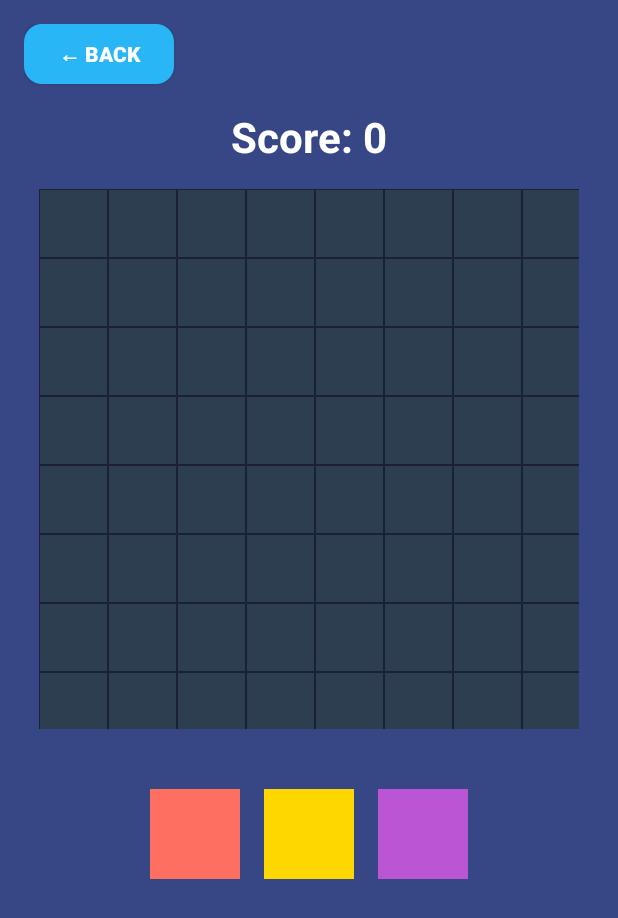
After one commit to yekaiwu/CS205Project, an Android app built with Jetpack Compose: the GameActivity screen opened directly, with no data from a screen before it, on a phone screen of 412 x 824 dp. The commit adds this screen. Shown: the top 918 px of the screen. Run offline under Robolectric (Android 15) with nearby library versions, the phone set to English and light mode, and no system bars.

Commit message:
created homepage and template of gamepage

```diff
--- a/app/build.gradle.kts
+++ b/app/build.gradle.kts
@@ -49,6 +49,7 @@ dependencies {
     implementation(libs.androidx.ui.graphics)
     implementation(libs.androidx.ui.tooling.preview)
     implementation(libs.androidx.material3)
+    implementation(libs.androidx.appcompat)
     testImplementation(libs.junit)
     androidTestImplementation(libs.androidx.junit)
     androidTestImplementation(libs.androidx.espresso.core)
--- a/app/src/main/AndroidManifest.xml
+++ b/app/src/main/AndroidManifest.xml
@@ -12,6 +12,7 @@
         android:supportsRtl="true"
         android:theme="@style/Theme.Overcooked"
         tools:targetApi="31">
+        <activity android:name=".GameActivity"/>
         <activity
             android:name=".MainActivity"
             android:exported="true"
--- /dev/null
+++ b/app/src/main/java/com/example/overcooked/GameActivity.kt
@@ -0,0 +1,44 @@
+package com.example.overcooked
+
+import android.content.Intent
+import android.graphics.Color
+import android.os.Bundle
+import android.view.View
+import android.widget.Button
+import android.widget.GridLayout
+import androidx.appcompat.app.AppCompatActivity
+
+class GameActivity : AppCompatActivity() {
+    private val gridSize = 8
+
+    override fun onCreate(savedInstanceState: Bundle?) {
+        super.onCreate(savedInstanceState)
+        setContentView(R.layout.activity_game)
+
+        // Back button
+        val btnBack = findViewById<Button>(R.id.btnBack)
+        btnBack.setOnClickListener {
+            finish() // Goes back to MainActivity
+        }
+
+        val grid = findViewById<GridLayout>(R.id.gridBoard)
+        grid.removeAllViews()
+
+        val cellCount = gridSize * gridSize
+
+        grid.post {
+            val cellSize = grid.width / gridSize
+            for (i in 0 until cellCount) {
+                val cell = View(this)
+                val params = GridLayout.LayoutParams().apply {
+                    width = cellSize
+                    height = cellSize
+                    setMargins(1, 1, 1, 1) // Thin margin = grid line
+                }
+                cell.setBackgroundColor(Color.parseColor("#2C3E50")) // dark cell
+                cell.layoutParams = params
+                grid.addView(cell)
+            }
+        }
+    }
+}
--- /dev/null
+++ b/app/src/main/res/drawable/rounded_button.xml
@@ -0,0 +1,6 @@
+<?xml version="1.0" encoding="utf-8"?>
+<shape xmlns:android="http://schemas.android.com/apk/res/android"
+    android:shape="rectangle">
+    <solid android:color="#29B6F6" />
+    <corners android:radius="12dp" />
+</shape>
--- /dev/null
+++ b/app/src/main/res/layout/activity_game.xml
@@ -0,0 +1,75 @@
+<?xml version="1.0" encoding="utf-8"?>
+<LinearLayout xmlns:android="http://schemas.android.com/apk/res/android"
+    android:layout_width="match_parent"
+    android:layout_height="match_parent"
+    android:orientation="vertical"
+    android:gravity="center_horizontal"
+    android:background="#374785"
+    android:padding="16dp">
+
+    <!-- Stylized Back Button -->
+    <Button
+        android:id="@+id/btnBack"
+        android:layout_width="100dp"
+        android:layout_height="40dp"
+        android:text="← Back"
+        android:textStyle="bold"
+        android:textSize="14sp"
+        android:backgroundTint="#29B6F6"
+        android:textColor="#FFFFFF"
+        android:layout_gravity="start"
+        android:layout_marginBottom="16dp"
+        android:background="@drawable/rounded_button" />
+
+    <!-- Score -->
+    <TextView
+        android:id="@+id/tvScore"
+        android:layout_width="wrap_content"
+        android:layout_height="wrap_content"
+        android:text="Score: 0"
+        android:textSize="28sp"
+        android:textStyle="bold"
+        android:textColor="#FFFFFF"
+        android:layout_marginBottom="16dp" />
+
+    <!-- Game Board Grid -->
+    <GridLayout
+        android:id="@+id/gridBoard"
+        android:layout_width="360dp"
+        android:layout_height="360dp"
+        android:columnCount="8"
+        android:rowCount="8"
+        android:background="#1B1F3B"
+        android:layout_gravity="center"
+        android:layout_marginBottom="32dp"
+        android:padding="0dp" />
+
+    <!-- Placeholder Blocks -->
+    <LinearLayout
+        android:id="@+id/blockChoices"
+        android:layout_width="match_parent"
+        android:layout_height="wrap_content"
+        android:gravity="center"
+        android:orientation="horizontal">
+
+        <View
+            android:layout_width="60dp"
+            android:layout_height="60dp"
+            android:layout_margin="8dp"
+            android:background="#FF6F61" />
+
+        <View
+            android:layout_width="60dp"
+            android:layout_height="60dp"
+            android:layout_margin="8dp"
+            android:background="#FFD700" />
+
+        <View
+            android:layout_width="60dp"
+            android:layout_height="60dp"
+            android:layout_margin="8dp"
+            android:background="#BA55D3" />
+
+    </LinearLayout>
+
+</LinearLayout>
--- a/app/src/main/res/values/themes.xml
+++ b/app/src/main/res/values/themes.xml
@@ -1,5 +1,5 @@
 <?xml version="1.0" encoding="utf-8"?>
 <resources>
 
-    <style name="Theme.Overcooked" parent="android:Theme.Material.Light.NoActionBar" />
+    <style name="Theme.Overcooked" parent="Theme.AppCompat.Light.NoActionBar"/>
 </resources>
--- a/gradle/libs.versions.toml
+++ b/gradle/libs.versions.toml
@@ -8,6 +8,7 @@ espressoCore = "3.5.1"
 lifecycleRuntimeKtx = "2.6.1"
 activityCompose = "1.8.0"
 composeBom = "2024.09.00"
+appcompat = "1.7.0"
 
 [libraries]
 androidx-core-ktx = { group = "androidx.core", name = "core-ktx", version.ref = "coreKtx" }
@@ -24,6 +25,7 @@ androidx-ui-tooling-preview = { group = "androidx.compose.ui", name = "ui-toolin
 androidx-ui-test-manifest = { group = "androidx.compose.ui", name = "ui-test-manifest" }
 androidx-ui-test-junit4 = { group = "androidx.compose.ui", name = "ui-test-junit4" }
 androidx-material3 = { group = "androidx.compose.material3", name = "material3" }
+androidx-appcompat = { group = "androidx.appcompat", name = "appcompat", version.ref = "appcompat" }
 
 [plugins]
 android-application = { id = "com.android.application", version.ref = "agp" }
```
Also changed, not shown: app/src/main/java/com/example/overcooked/MainActivity.kt (+18 -38 lines), app/src/main/res/layout/activity_main.xml (added, +40 -0 lines).
